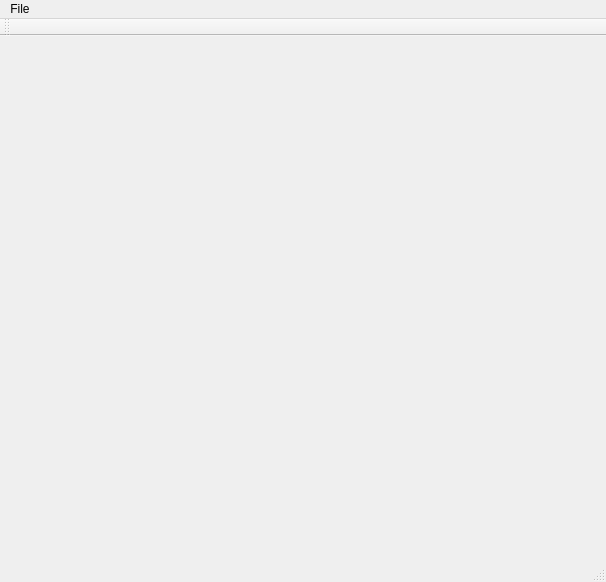
The window that Geac/geac.ui (LaTruelle/Geac) describes before a commit, drawn with Qt 5.
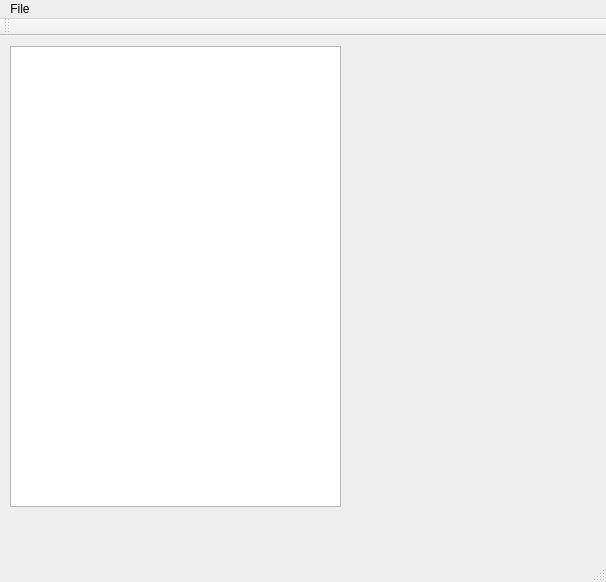
The same window after the commit.

Commit message: Added fileManager, as a model for the table view

What changed in the file:
```diff
--- a/Geac/geac.ui
+++ b/Geac/geac.ui
@@ -13,7 +13,24 @@
   <property name="windowTitle">
    <string>Geac</string>
   </property>
-  <widget class="QWidget" name="centralWidget"/>
+  <widget class="QWidget" name="centralWidget">
+   <widget class="QTableView" name="fileDisplayer">
+    <property name="geometry">
+     <rect>
+      <x>10</x>
+      <y>10</y>
+      <width>331</width>
+      <height>461</height>
+     </rect>
+    </property>
+    <property name="minimumSize">
+     <size>
+      <width>331</width>
+      <height>461</height>
+     </size>
+    </property>
+   </widget>
+  </widget>
   <widget class="QMenuBar" name="menuBar">
    <property name="geometry">
     <rect>
```
The commit also changes 6 other files.
